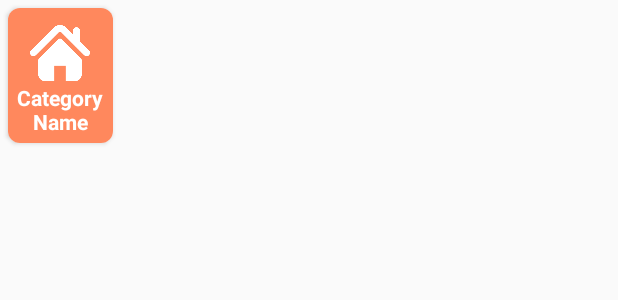
After one commit to YaThh/computer-comonent, an Android app: the layout card_cate_item.xml on its own in the app's theme, with its tools: preview values and no code run, on a phone screen of 412 x 824 dp. The commit adds this screen. Shown: the top 300 px of the screen. Run offline under Robolectric (Android 15) with nearby library versions, the phone set to English and light mode, and no system bars.

Commit message:
add recyclerview for home category

```diff
--- /dev/null
+++ b/app/src/main/java/com/example/appbanlinhkien30/adapter/RecommendationAdapter.java
@@ -0,0 +1,4 @@
+package com.example.appbanlinhkien30.adapter;
+
+public class RecommendationAdapter {
+}
--- /dev/null
+++ b/app/src/main/java/com/example/appbanlinhkien30/model/Recommendation.java
@@ -0,0 +1,4 @@
+package com.example.appbanlinhkien30.model;
+
+public class Recommendation {
+}
--- /dev/null
+++ b/app/src/main/res/layout/card_cate_item.xml
@@ -0,0 +1,35 @@
+<?xml version="1.0" encoding="utf-8"?>
+<androidx.cardview.widget.CardView xmlns:android="http://schemas.android.com/apk/res/android"
+    android:layout_width="70dp"
+    android:layout_height="90dp"
+    xmlns:app="http://schemas.android.com/apk/res-auto"
+    android:layout_margin="5dp"
+    app:cardCornerRadius="8dp">
+
+    <LinearLayout
+        android:layout_width="match_parent"
+        android:layout_height="match_parent"
+        android:orientation="vertical"
+        android:background="@color/orange_main"
+        android:gravity="center_horizontal">
+
+        <ImageView
+            android:id="@+id/imgCateHome"
+            android:layout_width="40dp"
+            android:layout_height="40dp"
+            android:layout_marginTop="10dp"
+            android:src="@drawable/home"
+            app:tint="@color/white"/>
+
+        <TextView
+            android:id="@+id/tvCateHome"
+            android:layout_width="wrap_content"
+            android:layout_height="match_parent"
+            android:text="Category Name"
+            android:textStyle="bold"
+            android:textColor="@color/white"
+            android:textAlignment="center"/>
+    </LinearLayout>
+
+
+</androidx.cardview.widget.CardView>
--- a/app/src/main/res/layout/card_popular_item.xml
+++ b/app/src/main/res/layout/card_popular_item.xml
@@ -21,11 +21,12 @@
         </com.makeramen.roundedimageview.RoundedImageView>
         <TextView
             android:id="@+id/tvPopularName"
-            android:layout_width="wrap_content"
+            android:layout_width="match_parent"
             android:layout_height="wrap_content"
             android:text="Sản phẩm bán chạy"
             android:textSize="19sp"
             android:textStyle="bold"
+            android:maxLines="1"
             android:ellipsize="end"/>
         <TextView
             android:id="@+id/tvPopularDescription"
```
Also changed, not shown: app/src/main/java/com/example/appbanlinhkien30/activity/ui/home/HomeFragment.java (+30 -4 lines), app/src/main/java/com/example/appbanlinhkien30/adapter/HomeAdapter.java (added, +58 -0 lines), app/src/main/java/com/example/appbanlinhkien30/model/HomeCategory.java (added, +40 -0 lines).
